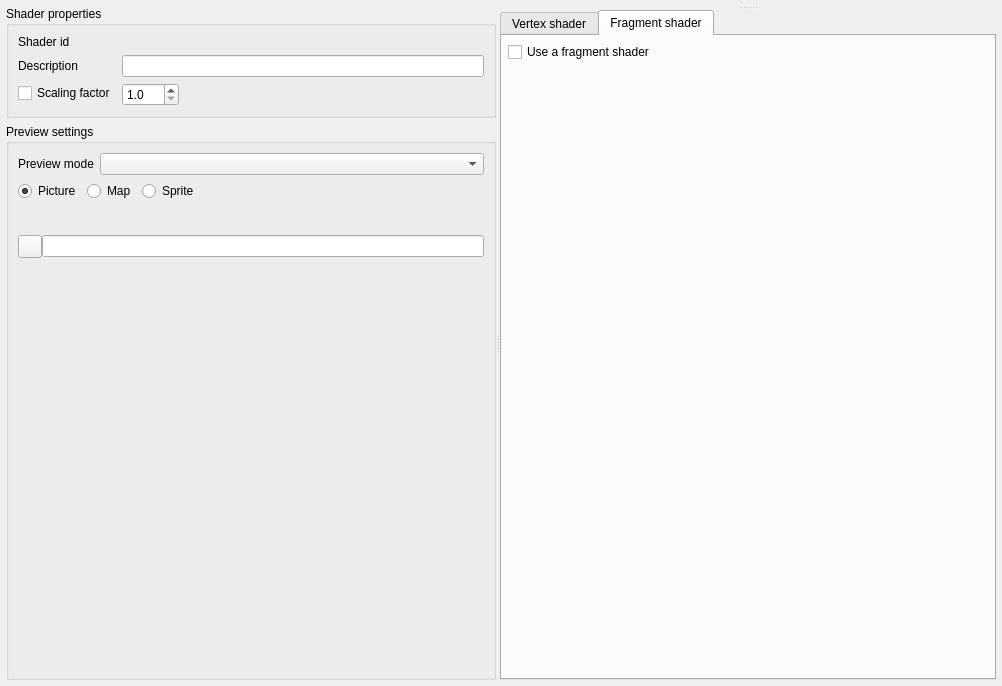
Above: src/widgets/shader_editor.ui from Kangie/solarus before the change. Below: the same form after it.
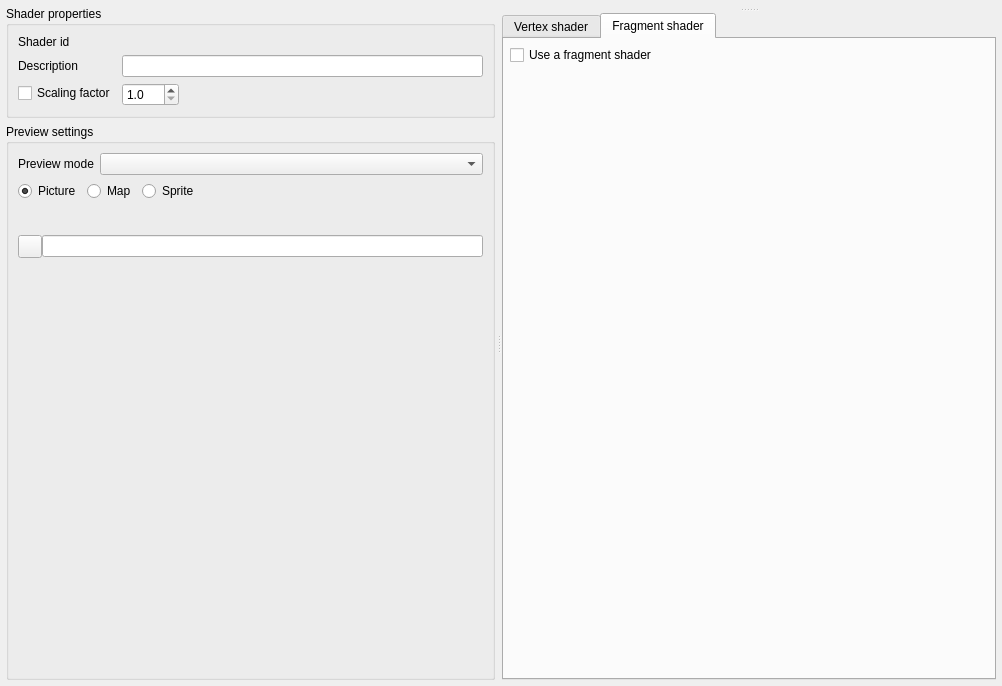
That is the form after the change. Icons and pictures are not drawn. Custom widgets are drawn as their Qt base class.

Commit message:
Fix splitter handle sizes
Qlementine seems to have a default splitter handle size of 0.

The edit to the form file:
```diff
--- a/src/widgets/shader_editor.ui
+++ b/src/widgets/shader_editor.ui
@@ -28,6 +28,9 @@
      <property name="orientation">
       <enum>Qt::Horizontal</enum>
      </property>
+     <property name="handleWidth">
+      <number>7</number>
+     </property>
      <widget class="QWidget" name="layoutWidget">
       <layout class="QVBoxLayout" name="vertical_layout">
        <item>
@@ -396,6 +399,9 @@
       <property name="orientation">
        <enum>Qt::Vertical</enum>
       </property>
+      <property name="handleWidth">
+       <number>7</number>
+      </property>
       <widget class="SolarusEditor::ShaderPreviewer" name="shader_previewer" native="true">
        <property name="sizePolicy">
         <sizepolicy hsizetype="Expanding" vsizetype="Expanding">
```
The commit also changes 6 other files.
